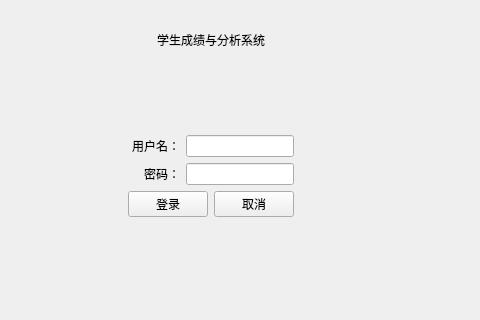
First picture: the form in StudentScoreSystem/login.ui, repository wmq-666/qt, before the edit; both pictures show x 189 to 669 and y 165 to 485 of the 800 by 600 pixel window.
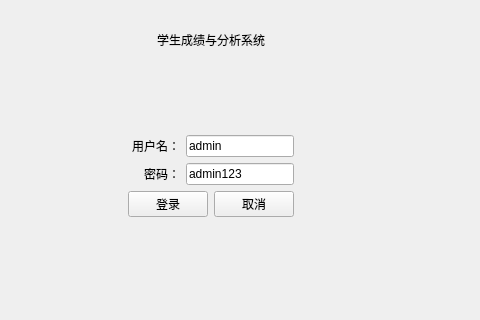
Second picture: the form after the edit.

What changed in the file:
```diff
--- a/StudentScoreSystem/login.ui
+++ b/StudentScoreSystem/login.ui
@@ -90,6 +90,9 @@
                 <verstretch>0</verstretch>
                </sizepolicy>
               </property>
+              <property name="text">
+               <string>admin</string>
+              </property>
              </widget>
             </item>
            </layout>
@@ -114,6 +117,9 @@
                 <verstretch>0</verstretch>
                </sizepolicy>
               </property>
+              <property name="text">
+               <string>admin123</string>
+              </property>
              </widget>
             </item>
            </layout>
```
